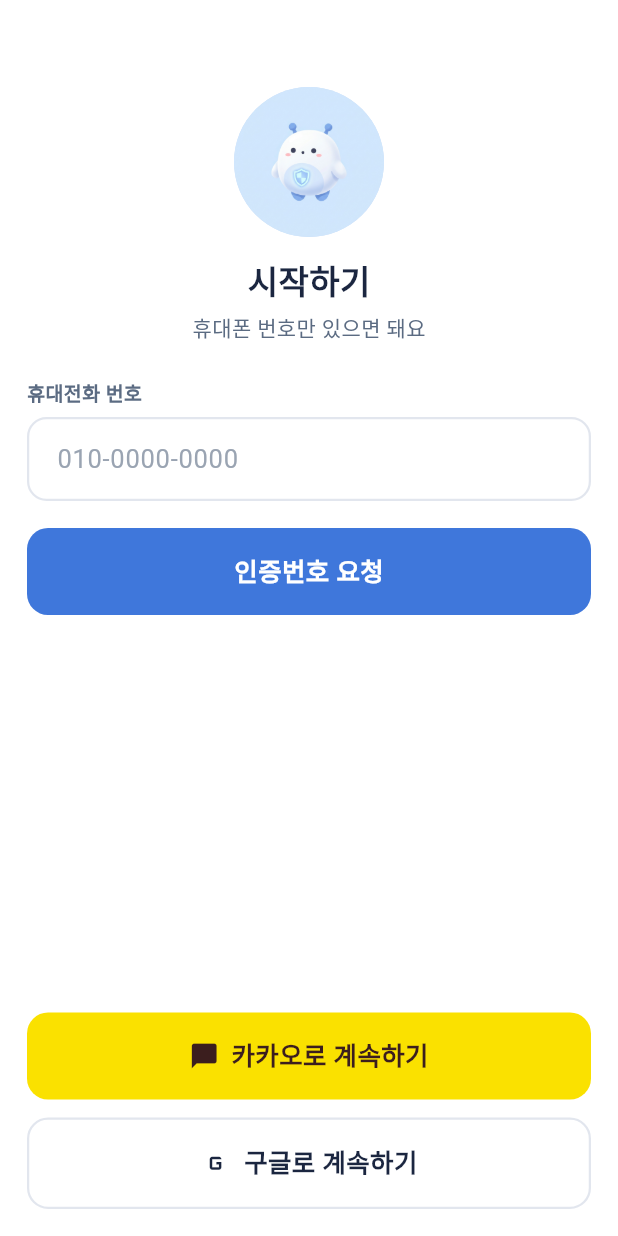
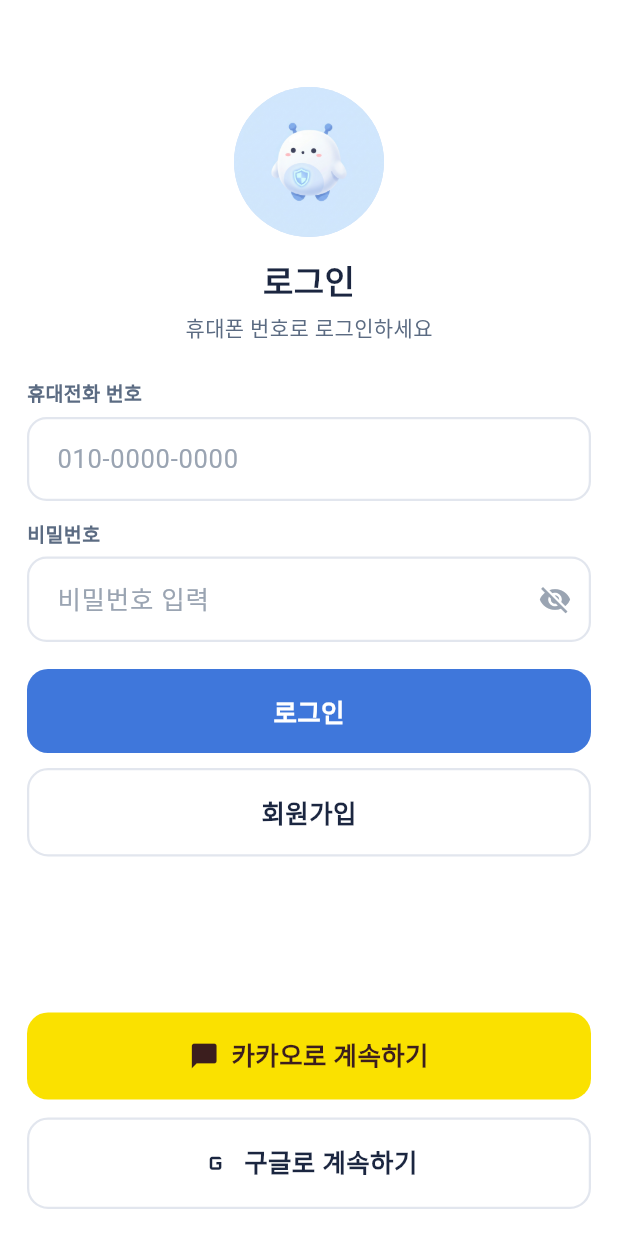
Before and after one commit to SafeFam/SafeFam_FE, a Flutter app: the screen it shows after launch, on a phone screen of 412 x 824 dp. Run offline on Flutter 3.47's test engine with Material 3 defaults, Android fonts, the phone set to English and light mode, and no system bars; Roboto replaces fonts that are missing (Pretendard).

Commit message:
feat: split auth into separate login and signup screens
- login screen: phone number + password, with a signup button
- new signup screen: phone verification then nickname + password
- auth_api: split verifyCode into verifyCode/signup/login; update
  contract comments to match SafeFam_BE (paths, ApiResponse, token in body)

```diff
--- a/lib/screens/login_screen.dart
+++ b/lib/screens/login_screen.dart
@@ -2,10 +2,12 @@
 import '../theme/app_theme.dart';
 import '../widgets/common.dart';
 import '../services/auth_api.dart';
+import '../widgets/main_scaffold.dart';
 import 'family_flow.dart';
-import '../widgets/main_scaffold.dart';
+import 'signup_screen.dart';
 
-/// 회원가입/로그인 — 휴대폰 인증 + 소셜. 결과는 AuthApi를 통해 처리(지금은 껍데기).
+/// 로그인 — 휴대폰 번호 + 비밀번호. 신규는 회원가입 화면으로 이동.
+/// 결과는 AuthApi를 통해 처리(지금은 껍데기).
 class LoginScreen extends StatefulWidget {
   const LoginScreen({super.key});
   @override
@@ -14,18 +16,13 @@
 
 class _LoginScreenState extends State<LoginScreen> {
   final _phone = TextEditingController();
-  final _code = TextEditingController();
-  final _nickname = TextEditingController();
   final _password = TextEditingController();
-  bool _requested = false;
   bool _loading = false;
   bool _obscure = true;
 
   @override
   void dispose() {
     _phone.dispose();
-    _code.dispose();
-    _nickname.dispose();
     _password.dispose();
     super.dispose();
   }
@@ -57,28 +54,20 @@
       ..showSnackBar(SnackBar(content: Text(msg)));
   }
 
-  Future<void> _onPrimary() => _run(() async {
-        if (!_requested) {
-          final ok = await AuthApi.requestCode(_phone.text);
-          if (ok && mounted) setState(() => _requested = true);
-        } else {
-          // TODO(3단계): 백엔드가 신규/기존 회원을 구분하면 기존 회원은
-          // 닉네임·비밀번호 없이 진행하도록 분기. 현재는 가입 기준 필수 검증.
-          if (_nickname.text.trim().isEmpty) {
-            _toast('닉네임을 입력해 주세요');
+  Future<void> _login() => _run(() async {
+        if (_phone.text.trim().isEmpty) {
+          _toast('휴대폰 번호를 입력해 주세요');
           return;
         }
-          if (_password.text.length < 4) {
-            _toast('비밀번호는 4자 이상 입력해 주세요');
+        if (_password.text.isEmpty) {
+          _toast('비밀번호를 입력해 주세요');
           return;
         }
-          final r = await AuthApi.verifyCode(
-            _phone.text,
-            _code.text,
-            nickname: _nickname.text.trim(),
-            password: _password.text,
-          );
-          if (r.success) _goNext(r);
+        final r = await AuthApi.login(phone: _phone.text.trim(), password: _password.text);
+        if (r.success) {
+          _goNext(r);
+        } else {
+          _toast('로그인에 실패했어요. 번호와 비밀번호를 확인해 주세요');
         }
       });
 
@@ -90,6 +79,10 @@
           _toast('로그인에 실패했어요. 다시 시도해 주세요');
         }
       });
+
+  void _goSignup() {
+    Navigator.push(context, MaterialPageRoute(builder: (_) => const SignupScreen()));
+  }
 
   @override
   Widget build(BuildContext context) {
@@ -104,42 +97,22 @@
                   const SizedBox(height: 48),
                   const CharacterDisc(100),
                   const SizedBox(height: 14),
-                  const Text('시작하기', style: AppText.titleResult),
+                  const Text('로그인', style: AppText.titleResult),
                   const SizedBox(height: 6),
-                  const Text('휴대폰 번호만 있으면 돼요', style: AppText.caption),
+                  const Text('휴대폰 번호로 로그인하세요', style: AppText.caption),
                   const SizedBox(height: 22),
                   _label('휴대전화 번호'),
                   _field(_phone, '010-0000-0000', TextInputType.phone),
-                  if (_requested) ...[
-                    const SizedBox(height: 12),
-                    Row(
-                      mainAxisAlignment: MainAxisAlignment.spaceBetween,
-                      children: [
-                        const Text('인증번호', style: AppText.section),
-                        GestureDetector(
-                          onTap: _loading
-                              ? null
-                              : () => _run(() async {
-                                    final ok = await AuthApi.requestCode(_phone.text);
-                                    if (ok) _toast('인증번호를 다시 보냈어요');
-                                  }),
-                          child: const Text('재요청', style: TextStyle(fontSize: 13, color: AppColors.t3)),
-                        ),
-                      ],
-                    ),
-                    const SizedBox(height: 6),
-                    _field(_code, '인증번호 입력', TextInputType.number, trailing: '2:48'),
-                    const SizedBox(height: 12),
-                    _label('닉네임'),
-                    _field(_nickname, '가족에게 보일 이름', TextInputType.text),
                   const SizedBox(height: 12),
                   _label('비밀번호'),
-                    _field(_password, '4자 이상 입력', TextInputType.visiblePassword,
+                  _field(_password, '비밀번호 입력', TextInputType.visiblePassword,
                       obscure: _obscure,
                       toggleObscure: () => setState(() => _obscure = !_obscure)),
-                  ],
                   const SizedBox(height: 18),
-                  SfButton(_requested ? '확인' : '인증번호 요청', onTap: _loading ? null : _onPrimary),
+                  SfButton('로그인', onTap: _loading ? null : _login),
+                  const SizedBox(height: 10),
+                  SfButton('회원가입',
+                      variant: SfBtn.ghost, onTap: _loading ? null : _goSignup),
                   const Spacer(),
                   _kakao(),
                   const SizedBox(height: 12),
@@ -167,7 +140,7 @@
       );
 
   Widget _field(TextEditingController c, String hint, TextInputType type,
-      {String? trailing, bool obscure = false, VoidCallback? toggleObscure}) {
+      {bool obscure = false, VoidCallback? toggleObscure}) {
     return TextField(
       controller: c,
       keyboardType: type,
@@ -176,8 +149,6 @@
       decoration: InputDecoration(
         hintText: hint,
         hintStyle: const TextStyle(color: AppColors.t3),
-        suffixText: trailing,
-        suffixStyle: const TextStyle(fontSize: 15, fontWeight: FontWeight.w600, color: AppColors.blue),
         suffixIcon: toggleObscure == null
             ? null
             : IconButton(
--- a/lib/services/auth_api.dart
+++ b/lib/services/auth_api.dart
@@ -6,42 +6,65 @@
 /// 3단계(진용 API 완성)에서 아래 각 메서드 안의 TODO만 실제 http 호출로 바꾸면
 /// 화면 코드는 그대로 두고 연동됩니다.
 ///
-/// 합의 필요(진용·초은):
-///  - baseUrl
-///  - 공통 응답 포맷(ApiResponse): { success, data, error } 형태 여부
-///  - 토큰: accessToken / refreshToken 이 응답 바디로 오는지, 헤더로 오는지
+/// 백엔드(SafeFam_BE) 확인된 계약:
+///  - baseUrl: http://localhost:8080  (context-path 없음)
+///  - 공통 응답 포맷 ApiResponse: { status: "SUCCESS"|"ERROR", message, data }
+///  - 토큰은 응답 바디로 옴(TokenResponse):
+///      { tokenType:"Bearer", accessToken, refreshToken, expiresIn(초) }
+///  - 인증 필요한 요청은 헤더 Authorization: Bearer <accessToken>
+///  ※ 로그인/회원가입을 휴대폰 기반으로 바꾸는 중(백엔드 수정 대기).
+///    수정 완료되면 아래 경로/바디 필드명을 최종 스펙에 맞춘다.
 class AuthApi {
-  // TODO(3단계): 실제 서버 주소로 교체
-  static const String baseUrl = 'https://api.safefam.example';
+  // TODO(3단계): 실제 서버 주소로 교체(로컬 개발은 http://localhost:8080)
+  static const String baseUrl = 'http://localhost:8080';
 
   // TODO(3단계): 로그인 후 받은 토큰 저장(예: flutter_secure_storage)
   static String? accessToken;
   static String? refreshToken;
 
-  /// 인증번호 요청. 성공 여부만 반환.
+  /// 회원가입용 인증번호 발송. 성공 여부만 반환.
   static Future<bool> requestCode(String phone) async {
     await Future.delayed(const Duration(milliseconds: 400)); // 네트워크 흉내
-    // TODO(3단계): POST $baseUrl/auth/sms/request  body: { phone }
+    // TODO(3단계): POST $baseUrl/api/v1/auth/phone-verifications/send
+    //  body: { phoneNumber: phone }
     return true;
   }
 
-  /// 인증번호 확인 → 로그인/회원가입. 성공 시 토큰 저장.
-  ///
-  /// 휴대폰 가입은 인증번호 확인과 함께 닉네임·비밀번호를 함께 받는다.
-  /// (기존 회원은 서버가 phone으로 식별해 nickname/password 없이도 로그인 가능)
-  static Future<AuthResult> verifyCode(
-    String phone,
-    String code, {
-    String? nickname,
-    String? password,
+  /// 인증번호 검증(회원가입 사전 단계). 성공 여부만 반환.
+  static Future<bool> verifyCode(String phone, String code) async {
+    await Future.delayed(const Duration(milliseconds: 500));
+    // TODO(3단계): POST $baseUrl/api/v1/auth/phone-verifications/verify
+    //  body: { phoneNumber: phone, code }
+    return true;
+  }
+
+  /// 회원가입. 휴대폰 인증 완료 후 닉네임·비밀번호로 계정 생성.
+  static Future<AuthResult> signup({
+    required String phone,
+    required String nickname,
+    required String password,
   }) async {
     await Future.delayed(const Duration(milliseconds: 500));
-    // TODO(3단계): POST $baseUrl/auth/sms/verify
-    //  body: { phone, code, nickname, password }
-    //  → 응답에서 accessToken/refreshToken 저장, isNewUser 판별
+    // TODO(3단계): POST $baseUrl/api/v1/auth/signup
+    //  body: { phoneNumber: phone, nickname, password }  (최종 필드명은 백엔드 확정 후)
+    //  → 성공 시 로그인 처리(토큰 발급)까지 이어지면 토큰 저장
     accessToken = 'dummy_access';
     refreshToken = 'dummy_refresh';
     return const AuthResult(success: true, isNewUser: true);
+  }
+
+  /// 로그인. 휴대폰 번호 + 비밀번호. 성공 시 토큰 저장.
+  static Future<AuthResult> login({
+    required String phone,
+    required String password,
+  }) async {
+    await Future.delayed(const Duration(milliseconds: 500));
+    // TODO(3단계): POST $baseUrl/api/v1/auth/login
+    //  body: { phoneNumber: phone, password }
+    //  → 응답 data(TokenResponse)에서 accessToken/refreshToken 저장
+    accessToken = 'dummy_access';
+    refreshToken = 'dummy_refresh';
+    return const AuthResult(success: true, isNewUser: false);
   }
 
   /// 소셜 로그인(카카오/구글). provider: 'kakao' | 'google'
@@ -56,14 +79,16 @@
   /// 내 정보 조회(마이페이지).
   static Future<UserProfile> myProfile() async {
     await Future.delayed(const Duration(milliseconds: 300));
-    // TODO(3단계): GET $baseUrl/users/me  (헤더: Authorization: Bearer $accessToken)
+    // TODO(3단계): GET $baseUrl/api/v1/users/me  (헤더: Authorization: Bearer $accessToken)
+    //  ※ 백엔드 현재 501(미구현) — 구현 후 연동
     return const UserProfile(name: '이건', phoneMasked: '010-****-0000', role: '보호자');
   }
 
   /// 로그아웃. 토큰 폐기.
   static Future<void> logout() async {
     await Future.delayed(const Duration(milliseconds: 300));
-    // TODO(3단계): POST $baseUrl/auth/logout  → 서버 토큰 무효화
+    // TODO(3단계): POST $baseUrl/api/v1/auth/logout
+    //  body: { refreshToken }  헤더: Authorization: Bearer $accessToken
     accessToken = null;
     refreshToken = null;
   }
```
Also changed, not shown: lib/screens/signup_screen.dart (added, +193 -0 lines). Lines whose indentation alone changed are shown as unchanged.
